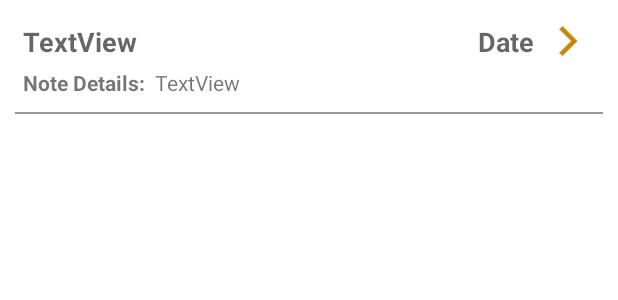
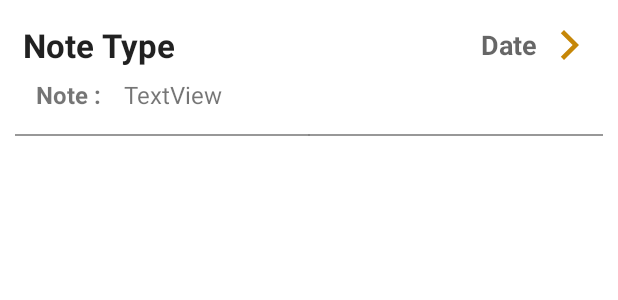
Before and after one commit to AjNafis/PresentList, an Android app: the layout notes_list_row.xml on its own in the app's theme, with its tools: preview values and no code run, on a phone screen of 412 x 824 dp. Shown: the top 300 px of the screen. Run offline under Robolectric (Android 15) with nearby library versions, the phone set to English and light mode, and no system bars.

```diff
--- a/app/src/main/java/com/example/MillenApp/NotesList/showData_Activity.java
+++ b/app/src/main/java/com/example/MillenApp/NotesList/showData_Activity.java
@@ -1,5 +1,6 @@
 package com.example.MillenApp.NotesList;
 
+import androidx.annotation.NonNull;
 import androidx.appcompat.app.AppCompatActivity;
 import androidx.recyclerview.widget.LinearLayoutManager;
 import androidx.recyclerview.widget.RecyclerView;
@@ -12,6 +13,8 @@ import android.os.Bundle;
 import android.view.Menu;
 import android.view.MenuInflater;
 import android.view.MenuItem;
+import android.view.MotionEvent;
+import android.view.View;
 import android.widget.ImageView;
 import android.widget.Toast;
 
@@ -63,9 +66,8 @@ public class showData_Activity extends AppCompatActivity {
 
         rvNotes.setLayoutManager(new LinearLayoutManager(this));
 
+    }
 
-
-    }
 
     //This handles the back button on the action bar.
     @Override
--- a/app/src/main/res/layout/notes_list_row.xml
+++ b/app/src/main/res/layout/notes_list_row.xml
@@ -6,7 +6,7 @@
     android:layout_height="wrap_content"
     android:orientation="vertical"
     android:paddingTop="15dp"
-    android:paddingBottom="20dp">
+    android:paddingBottom="0dp">
 
     <LinearLayout
         android:layout_width="match_parent"
@@ -22,14 +22,15 @@
             android:layout_marginLeft="15dp"
             android:layout_marginRight="5dp"
             android:layout_weight="8"
-            android:text="TextView"
-            android:textAppearance="@style/TextAppearance.AppCompat.Medium"
+            android:text="Note Type"
+            android:textAppearance="@style/TextAppearance.AppCompat.Large"
             android:textStyle="bold" />
 
         <TextView
             android:id="@+id/DateTV"
             android:layout_width="wrap_content"
             android:layout_height="wrap_content"
+            android:layout_gravity="center_vertical"
             android:layout_marginLeft="5dp"
             android:layout_weight="2"
             android:text="Date"
@@ -41,6 +42,7 @@
             android:id="@+id/arrowBtn"
             android:layout_width="wrap_content"
             android:layout_height="wrap_content"
+            android:layout_gravity="center_vertical"
             android:layout_marginRight="10dp"
             android:layout_weight="1"
             app:srcCompat="@drawable/ic_baseline_arrow_forward_ios_24" />
@@ -53,22 +55,25 @@
         android:layout_height="wrap_content"
         android:orientation="vertical"
         android:paddingTop="5dp"
-        android:paddingBottom="10dp">
+        android:paddingBottom="15dp">
 
         <LinearLayout
             android:id="@+id/noteTypeLLayout"
             android:layout_width="match_parent"
             android:layout_height="match_parent"
+            android:layout_marginTop="2dp"
             android:orientation="horizontal">
 
             <TextView
-                android:id="@+id/detailsTV"
+                android:id="@+id/staticdetailsTV"
                 android:layout_width="match_parent"
                 android:layout_height="wrap_content"
-                android:layout_marginLeft="15dp"
-                android:layout_marginRight="1dp"
-                android:layout_weight="3"
-                android:text="Note Details:"
+                android:layout_marginLeft="24dp"
+                android:layout_marginRight="2dp"
+                android:layout_weight="4"
+                android:text="Note :"
+                android:textAllCaps="false"
+                android:textSize="16sp"
                 android:textStyle="bold" />
 
             <TextView
@@ -77,7 +82,8 @@
                 android:layout_height="wrap_content"
                 android:layout_marginRight="50dp"
                 android:layout_weight="1"
-                android:text="TextView" />
+                android:text="TextView"
+                android:textSize="16sp" />
 
         </LinearLayout>
 
@@ -92,12 +98,12 @@
         <ImageView
             android:id="@+id/imageView"
             android:layout_width="match_parent"
-            android:layout_height="1dp"
+            android:layout_height="1.5dp"
             android:layout_marginLeft="10dp"
             android:layout_marginRight="10dp"
             android:layout_weight="1"
-            android:background="#989898"
-            android:paddingBottom="3dp"
+            android:background="@color/rez_divider_grey"
+            android:paddingBottom="0dp"
             app:srcCompat="?attr/dividerHorizontal"
             tools:srcCompat="?android:attr/listDivider" />
     </LinearLayout>
--- a/app/src/main/res/values/colors.xml
+++ b/app/src/main/res/values/colors.xml
@@ -7,4 +7,9 @@
     <color name="black">#FF000000</color>
     <color name="white">#FFFFFFFF</color>
     <color name="gray_900">#333333</color>
+    <color name="rez_divider_grey">#989898</color>
+    <color name="rez_gold">#C68708</color>
+
+
+
 </resources>
```
Also changed, not shown: app/src/main/java/com/example/MillenApp/GroceryList/showData_Activity.java (+6 -3 lines), app/src/main/java/com/example/MillenApp/MainMenu/mainMenu_Activity.java (+3 -6 lines), app/src/main/java/com/example/MillenApp/NotesList/DatabaseAction.java (+31 -6 lines), app/src/main/java/com/example/MillenApp/NotesList/ListDataAdapter.java (+9 -6 lines), app/src/main/java/com/example/MillenApp/ToDoList/showData_Activity.java (+11 -3 lines).
